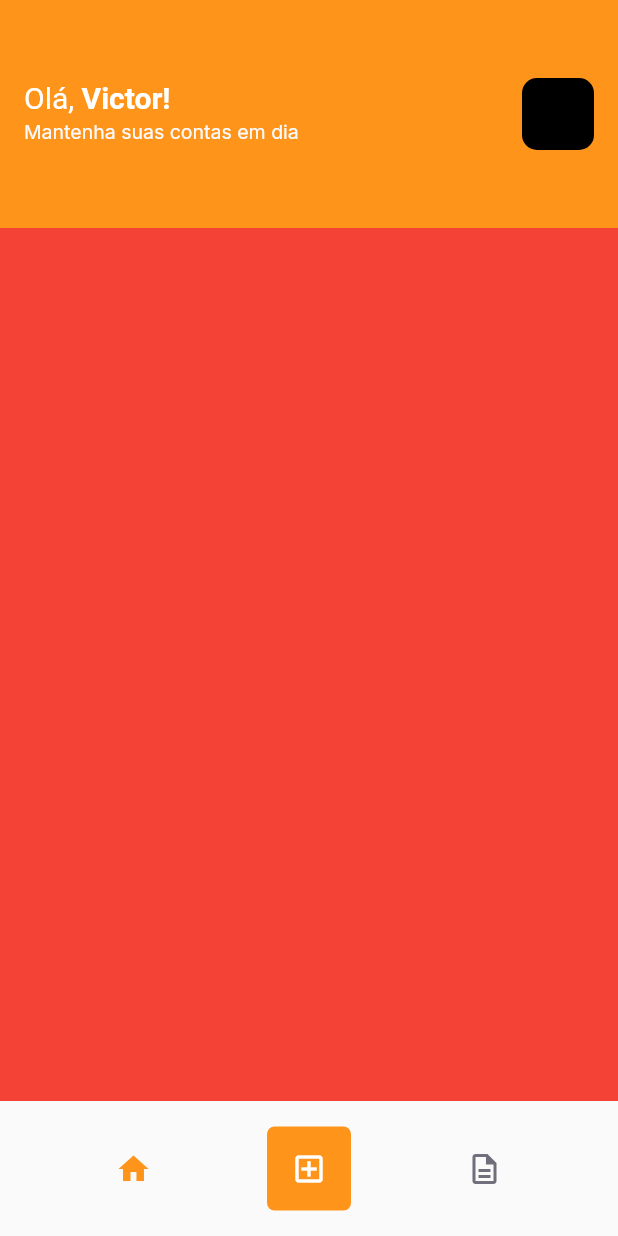
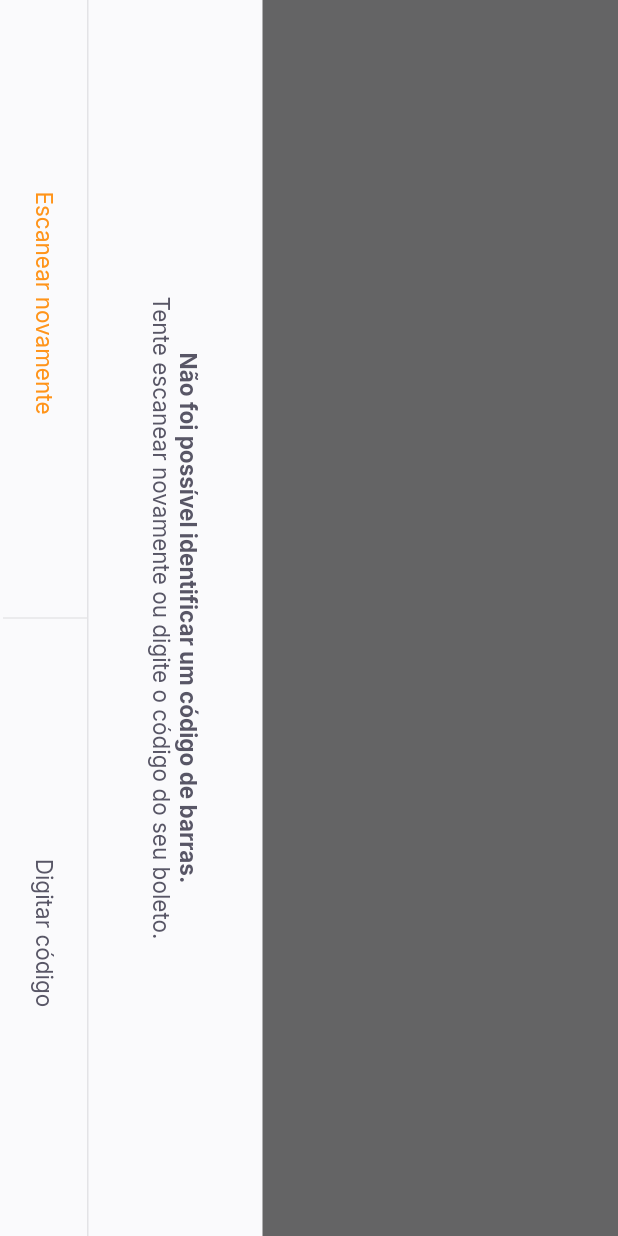
Before and after one commit to CodeAkio/payflow, a Flutter app: the HomePage screen opened by its route, after a tap on the "add box" icon, on a phone screen of 412 x 824 dp. Run offline on Flutter 3.47's test engine with Material 2 defaults, Android fonts, the phone set to English and light mode, and no system bars; our stand-ins replace firebase_core, google_fonts, google_sign_in, shared_preferences; accounts and stored records are empty.

Commit message:
Create barcode page interface

```diff
--- a/lib/app_widget.dart
+++ b/lib/app_widget.dart
@@ -1,4 +1,6 @@
 import 'package:flutter/material.dart';
+import 'package:flutter/services.dart';
+import 'package:payflow/modules/barcode_scanner/barcode_scanner_page.dart';
 import 'package:payflow/modules/home/home_page.dart';
 import 'package:payflow/modules/splash/splash_page.dart';
 import 'package:payflow/shared/themes/app_colors.dart';
@@ -6,12 +8,18 @@ import 'package:payflow/shared/themes/app_colors.dart';
 import 'modules/login/login_page.dart';
 
 class AppWidget extends StatelessWidget {
+  AppWidget() {
+    SystemChrome.setPreferredOrientations(
+        [DeviceOrientation.portraitUp, DeviceOrientation.portraitDown]);
+  }
+
   @override
   Widget build(BuildContext context) {
     return MaterialApp(
       debugShowCheckedModeBanner: false,
       title: 'Pay Flow',
       theme: ThemeData(
+        primarySwatch: Colors.orange,
         primaryColor: AppColors.primary,
       ),
       initialRoute: "/splash",
@@ -19,6 +27,7 @@ class AppWidget extends StatelessWidget {
         "/splash": (context) => SplashPage(),
         "/home": (context) => HomePage(),
         "/login": (context) => LoginPage(),
+        "/barcode_scanner": (context) => BarcodeScannerPage(),
       },
     );
   }
--- /dev/null
+++ b/lib/modules/barcode_scanner/barcode_scanner_page.dart
@@ -0,0 +1,69 @@
+import 'package:flutter/material.dart';
+import 'package:payflow/shared/themes/app_colors.dart';
+import 'package:payflow/shared/themes/app_text_styles.dart';
+import 'package:payflow/shared/widgets/bottom_sheet/bottom_sheet_widget.dart';
+import 'package:payflow/shared/widgets/set_label_buttons/set_label_buttons.dart';
+
+class BarcodeScannerPage extends StatefulWidget {
+  BarcodeScannerPage({Key? key}) : super(key: key);
+
+  @override
+  _BarcodeScannerPageState createState() => _BarcodeScannerPageState();
+}
+
+class _BarcodeScannerPageState extends State<BarcodeScannerPage> {
+  @override
+  Widget build(BuildContext context) {
+    return BottomSheetWidget(
+      title: "Não foi possível identificar um código de barras.",
+      subtitle: "Tente escanear novamente ou digite o código do seu boleto.",
+      primaryLabel: "Escanear novamente",
+      primaryOnPressed: () {},
+      secoundaryLabel: "Digitar código",
+      secoundaryOnPressed: () {},
+    );
+    return SafeArea(
+      child: RotatedBox(
+        quarterTurns: 1,
+        child: Scaffold(
+          appBar: AppBar(
+            backgroundColor: Colors.black,
+            centerTitle: true,
+            title: Text(
+              "Escaneie o código de barras do boleto",
+              style: TextStyles.buttonBackground,
+            ),
+            leading: BackButton(
+              color: AppColors.background,
+            ),
+          ),
+          body: Column(
+            children: [
+              Expanded(
+                child: Container(
+                  color: Colors.black.withOpacity(0.6),
+                ),
+              ),
+              Expanded(
+                flex: 2,
+                child: Container(
+                  color: Colors.transparent,
+                ),
+              ),
+              Expanded(
+                child: Container(
+                  color: Colors.black.withOpacity(0.6),
+                ),
+              ),
+            ],
+          ),
+          bottomNavigationBar: SetLabelButtons(
+              primaryLabel: "Inserir código do boleto",
+              primaryOnPressed: () {},
+              secoundaryLabel: "Adicionar da galeria",
+              secoundaryOnPressed: () {}),
+        ),
+      ),
+    );
+  }
+}
--- a/lib/modules/home/home_page.dart
+++ b/lib/modules/home/home_page.dart
@@ -75,7 +75,9 @@ class _HomePageState extends State<HomePage> {
                   color: AppColors.primary,
                 )),
             GestureDetector(
-              onTap: () {},
+              onTap: () {
+                Navigator.pushNamed(context, "/barcode_scanner");
+              },
               child: Container(
                 width: 56,
                 height: 56,
--- /dev/null
+++ b/lib/shared/widgets/bottom_sheet/bottom_sheet_widget.dart
@@ -0,0 +1,76 @@
+import 'package:flutter/material.dart';
+import 'package:payflow/shared/themes/app_colors.dart';
+import 'package:payflow/shared/themes/app_text_styles.dart';
+import 'package:payflow/shared/widgets/set_label_buttons/set_label_buttons.dart';
+
+class BottomSheetWidget extends StatelessWidget {
+  final String primaryLabel;
+  final VoidCallback primaryOnPressed;
+  final String secoundaryLabel;
+  final VoidCallback secoundaryOnPressed;
+  final String title;
+  final String subtitle;
+
+  const BottomSheetWidget(
+      {Key? key,
+      required this.primaryLabel,
+      required this.primaryOnPressed,
+      required this.secoundaryLabel,
+      required this.secoundaryOnPressed,
+      required this.title,
+      required this.subtitle})
+      : super(key: key);
+
+  @override
+  Widget build(BuildContext context) {
+    return SafeArea(
+      child: RotatedBox(
+        quarterTurns: 1,
+        child: Material(
+          child: Container(
+            color: AppColors.shape,
+            child: Column(
+              children: [
+                Expanded(
+                    child: Container(
+                  color: Colors.black.withOpacity(0.6),
+                )),
+                Column(
+                  children: [
+                    Padding(
+                      padding: const EdgeInsets.all(40),
+                      child: Text.rich(
+                        TextSpan(
+                            text: title,
+                            style: TextStyles.buttonBoldHeading,
+                            children: [
+                              TextSpan(
+                                  text: "\n$subtitle",
+                                  style: TextStyles.buttonHeading)
+                            ]),
+                        textAlign: TextAlign.center,
+                      ),
+                    ),
+                    Container(
+                      height: 1,
+                      color: AppColors.stroke,
+                    ),
+                    SetLabelButtons(
+                        enabledPrimaryColor: true,
+                        primaryLabel: primaryLabel,
+                        primaryOnPressed: primaryOnPressed,
+                        secoundaryLabel: secoundaryLabel,
+                        secoundaryOnPressed: secoundaryOnPressed),
+                    SizedBox(
+                      height: 2,
+                    )
+                  ],
+                ),
+              ],
+            ),
+          ),
+        ),
+      ),
+    );
+  }
+}
--- /dev/null
+++ b/lib/shared/widgets/label_button/label_button.dart
@@ -0,0 +1,25 @@
+import 'package:flutter/material.dart';
+import 'package:payflow/shared/themes/app_text_styles.dart';
+
+class LabelButton extends StatelessWidget {
+  final String label;
+  final VoidCallback onPressed;
+  final TextStyle? style;
+
+  const LabelButton(
+      {Key? key, required this.label, required this.onPressed, this.style})
+      : super(key: key);
+
+  @override
+  Widget build(BuildContext context) {
+    return Container(
+      height: 56,
+      child: TextButton(
+          onPressed: onPressed,
+          child: Text(
+            label,
+            style: style ?? TextStyles.buttonHeading,
+          )),
+    );
+  }
+}
--- /dev/null
+++ b/lib/shared/widgets/set_label_buttons/set_label_buttons.dart
@@ -0,0 +1,46 @@
+import 'package:flutter/material.dart';
+import 'package:payflow/shared/themes/app_text_styles.dart';
+
+import '../label_button/label_button.dart';
+
+class SetLabelButtons extends StatelessWidget {
+  final String primaryLabel;
+  final VoidCallback primaryOnPressed;
+  final String secoundaryLabel;
+  final VoidCallback secoundaryOnPressed;
+  final bool enabledPrimaryColor;
+
+  const SetLabelButtons(
+      {Key? key,
+      required this.primaryLabel,
+      required this.primaryOnPressed,
+      required this.secoundaryLabel,
+      required this.secoundaryOnPressed,
+      this.enabledPrimaryColor = false})
+      : super(key: key);
+
+  @override
+  Widget build(BuildContext context) {
+    return Container(
+      height: 56,
+      child: Row(
+        children: [
+          Expanded(
+            child: LabelButton(
+              label: primaryLabel,
+              onPressed: primaryOnPressed,
+              style: enabledPrimaryColor ? TextStyles.buttonPrimary : null,
+            ),
+          ),
+          VerticalDivider(),
+          Expanded(
+            child: LabelButton(
+              label: secoundaryLabel,
+              onPressed: secoundaryOnPressed,
+            ),
+          ),
+        ],
+      ),
+    );
+  }
+}
--- /dev/null
+++ b/lib/shared/widgets/vertical_divider/vertical_divider_widget.dart
@@ -0,0 +1,15 @@
+import 'package:flutter/material.dart';
+import 'package:payflow/shared/themes/app_colors.dart';
+
+class VerticalDividerWidget extends StatelessWidget {
+  const VerticalDividerWidget({Key? key}) : super(key: key);
+
+  @override
+  Widget build(BuildContext context) {
+    return Container(
+      width: 1,
+      height: double.maxFinite,
+      color: AppColors.stroke,
+    );
+  }
+}
```
